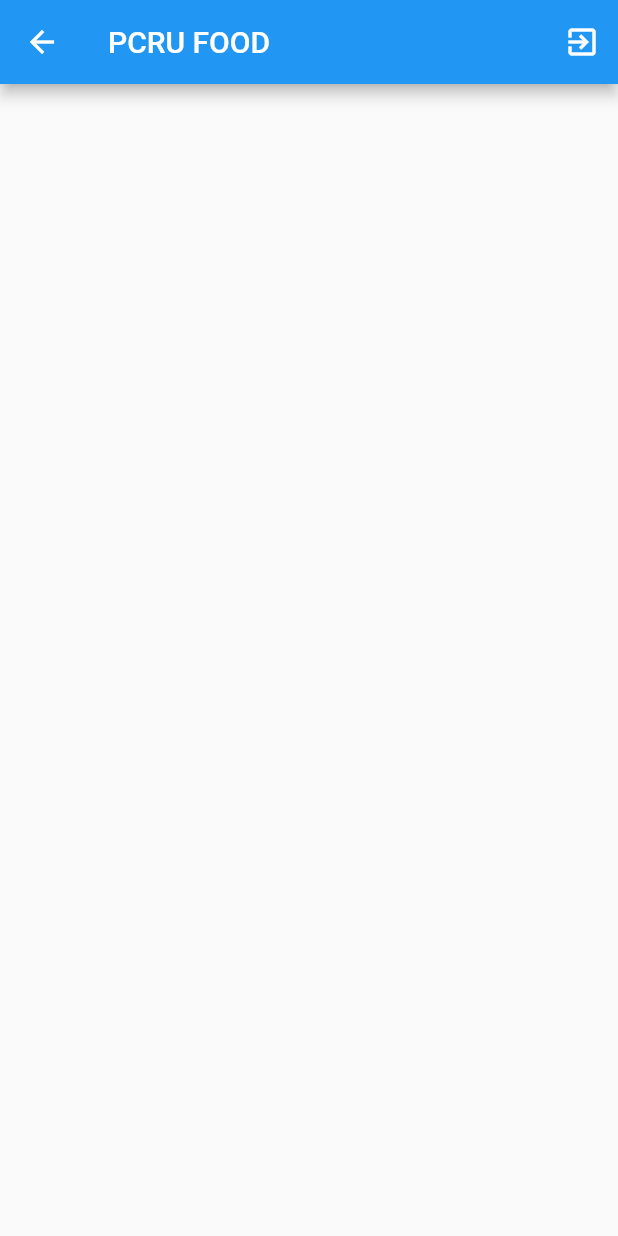
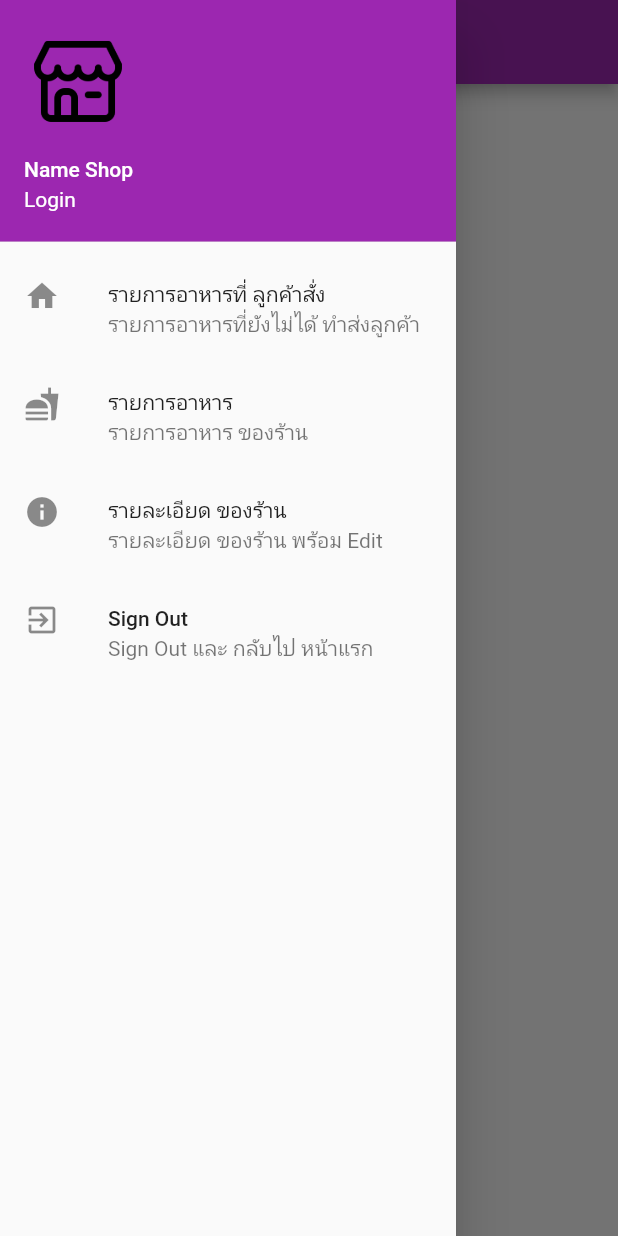
Before and after one commit to LailaHox/pcrufood, a Flutter app: the MainOwner screen opened directly, with the side drawer open (before the commit the screen has no drawer), on a phone screen of 412 x 824 dp. Run offline on Flutter 3.47's test engine with Material 2 defaults, Android fonts, the phone set to English and light mode, and no system bars; our stand-ins replace dio, shared_preferences; missing offline and left inert: dart:ffi; accounts and stored records are empty.

Commit message:
DrawerOwner

```diff
--- a/lib/main.dart
+++ b/lib/main.dart
@@ -12,6 +12,7 @@ class MyApp extends StatelessWidget {
   @override
   Widget build(BuildContext context) {
     return MaterialApp(
+      theme: ThemeData(primarySwatch: Colors.purple),
       title: 'PCRU FOOD',
       home: Home(),
     );
--- a/lib/screens/main_Owner.dart
+++ b/lib/screens/main_Owner.dart
@@ -1,5 +1,8 @@
+import 'dart:developer';
+
 import 'package:flutter/material.dart';
 
+import '../utility/mystyle.dart';
 import '../utility/signOut.dart';
 
 class MainOwner extends StatefulWidget {
@@ -13,13 +16,69 @@ class _MainOwnerState extends State<MainOwner> {
   @override
   Widget build(BuildContext context) {
     return Scaffold(
-      appBar: AppBar(title: Text('PCRU FOOD'), actions: <Widget>[
-        IconButton(
-            onPressed: () => signOut(),
-            icon: Icon(
-              Icons.exit_to_app_outlined,
-            ))
-      ]),
+      appBar: AppBar(title: Text('PCRU FOOD'), actions: <Widget>[]),
+      drawer: showDrawer(),
+    );
+  }
+
+  Drawer showDrawer() => Drawer(
+        child: ListView(
+          children: <Widget>[
+            showHead(),
+            homeMenu(),
+            foodMenu(),
+            infomationMenu(),
+            signOutMenu(),
+          ],
+        ),
+      );
+  ListTile homeMenu() => ListTile(
+        leading: Icon(Icons.home),
+        title: Text('รายการอาหารที่ ลูกค้าสั่ง'),
+        subtitle: Text('รายการอาหารที่ยังไม่ได้ ทำส่งลูกค้า'),
+        // onTap: () {
+        //   setState(() {
+        //     currentWidget = OrderListShop();
+        //   });
+        //   Navigator.pop(context);
+        // },
+      );
+
+  ListTile foodMenu() => ListTile(
+        leading: Icon(Icons.fastfood),
+        title: Text('รายการอาหาร'),
+        subtitle: Text('รายการอาหาร ของร้าน'),
+        // onTap: () {
+        //   setState(() {
+        //     currentWidget = ListFoodMenuShop();
+        //   });
+        //   Navigator.pop(context);
+        // },
+      );
+
+  ListTile infomationMenu() => ListTile(
+        leading: Icon(Icons.info),
+        title: Text('รายละเอียด ของร้าน'),
+        subtitle: Text('รายละเอียด ของร้าน พร้อม Edit'),
+        // onTap: () {
+        //   setState(() {
+        //     currentWidget = InfomationShop();
+        //   });
+        //   Navigator.pop(context);
+        // },
+      );
+
+  ListTile signOutMenu() => ListTile(
+      leading: Icon(Icons.exit_to_app),
+      title: Text('Sign Out'),
+      subtitle: Text('Sign Out และ กลับไป หน้าแรก'),
+      onTap: () => signOut());
+
+  UserAccountsDrawerHeader showHead() {
+    return UserAccountsDrawerHeader(
+      currentAccountPicture: MyStyle().showlogo('logomarket.png'),
+      accountName: Text('Name Shop'),
+      accountEmail: Text('Login'),
     );
   }
 }
--- a/lib/screens/signIn.dart
+++ b/lib/screens/signIn.dart
@@ -31,7 +31,7 @@ class _SignInState extends State<SignIn> {
           child: Column(
             mainAxisSize: MainAxisSize.min,
             children: <Widget>[
-              MyStyle().showlogoaccount(),
+              MyStyle().showlogo('logoaccount.png'),
               MyStyle().mySizebox(),
               MyStyle().showTitle('PCRU FOOD'),
               MyStyle().mySizebox(),
--- a/lib/screens/signUp.dart
+++ b/lib/screens/signUp.dart
@@ -61,7 +61,7 @@ class _SignUpState extends State<SignUp> {
   Widget myLogo() => Row(
         mainAxisAlignment: MainAxisAlignment.center,
         children: <Widget>[
-          MyStyle().showlogoaccount(),
+          MyStyle().showlogo('logoaccount.png'),
         ],
       );
 
--- a/lib/utility/signOut.dart
+++ b/lib/utility/signOut.dart
@@ -1,9 +1,15 @@
 import 'dart:io';
 
+import 'package:flutter/material.dart';
+import 'package:pcrufood/screens/homelogin.dart';
 import 'package:shared_preferences/shared_preferences.dart';
 
 Future<void> signOut() async {
   SharedPreferences preferences = await SharedPreferences.getInstance();
   preferences.clear();
   exit(0);
+  // MaterialPageRoute route = MaterialPageRoute(
+  //   builder: (context) => Home(),
+  // );
+  // Navigator.pushAndRemoveUntil(context, route, (route) => false);
 }
```
Also changed, not shown: lib/screens/main_Member.dart (+15 -0 lines), lib/screens/main_Rider.dart (+16 -0 lines), lib/utility/mystyle.dart (+11 -2 lines), images/logomarket.png (added), images/logomember.png (added), images/logorider.png (added).
